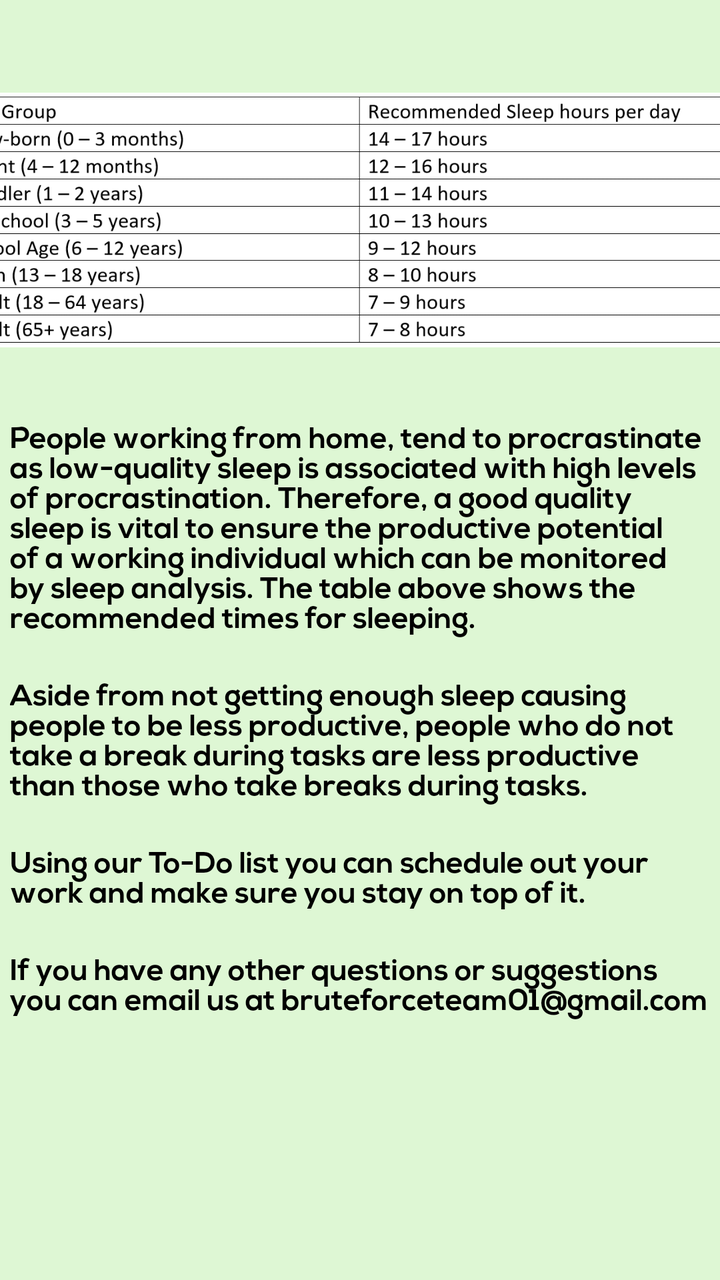
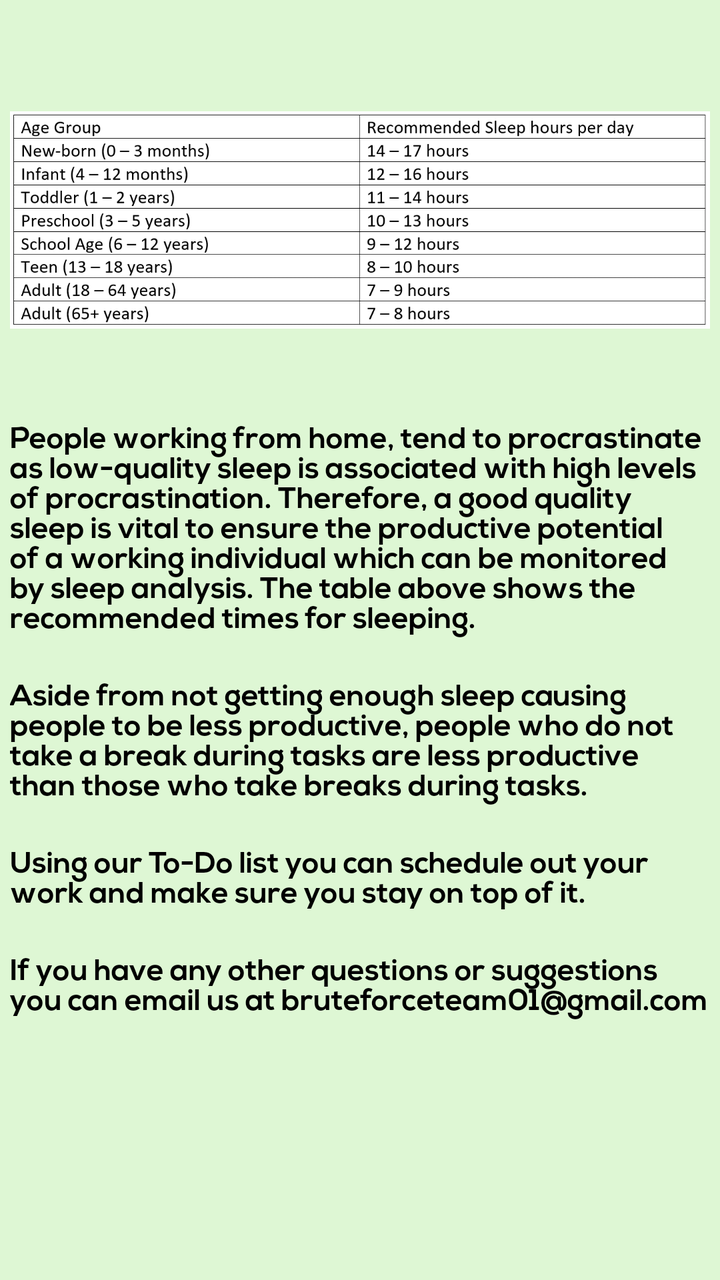

Compare the two renders of this Android layout. The source of the first and the diff that turns it into the second are given below.
<!-- AndroidManifest.xml: activity theme Theme.Silva.NoActionBar -->
<!-- res/layout/fragment_info.xml -->
<?xml version="1.0" encoding="utf-8"?>
<RelativeLayout xmlns:android="http://schemas.android.com/apk/res/android"
    xmlns:tools="http://schemas.android.com/tools"
    android:layout_width="match_parent"
    android:layout_height="match_parent"
    android:background="#DEF7D4"
    tools:context=".InfoFragment">

    
    <LinearLayout
        android:gravity="top"
        android:layout_width="match_parent"
        android:layout_height="match_parent"
        android:orientation="vertical">

        <ImageView
            android:layout_width="410dp"
            android:layout_height="200dp"
            android:layout_gravity="center"
            android:layout_marginTop="10dp"
            android:src="@drawable/table">
        </ImageView>

        <TextView
            android:layout_width="350dp"
            android:layout_height="wrap_content"
            android:layout_gravity="center"
            android:layout_marginTop="0dp"
            android:text="People working from home, tend to procrastinate as low-quality sleep is associated with high levels of procrastination. Therefore, a good quality sleep is vital to ensure the productive potential of a working individual which can be monitored by sleep analysis. The table above shows the recommended times for sleeping."
            android:textColor="@color/black"
            android:textSize="15sp"
            android:fontFamily="@font/nexa_bold">
        </TextView>

        <TextView
            android:layout_width="350dp"
            android:layout_height="wrap_content"
            android:layout_gravity="center"
            android:layout_marginTop="20dp"
            android:text="Aside from not getting enough sleep causing people to be less productive, people who do not take a break during tasks are less productive than those who take breaks during tasks. "
            android:textColor="@color/black"
            android:fontFamily="@font/nexa_bold"
            android:textSize="15sp">
        </TextView>

        <TextView
            android:layout_width="350dp"
            android:layout_height="wrap_content"
            android:layout_gravity="center"
            android:layout_marginTop="20dp"
            android:text="Using our To-Do list you can schedule out your work and make sure you stay on top of it."
            android:textColor="@color/black"
            android:fontFamily="@font/nexa_bold"
            android:textSize="15sp">
        </TextView>

        <TextView
            android:layout_width="350dp"
            android:layout_height="wrap_content"
            android:layout_gravity="center"
            android:layout_marginTop="20dp"
            android:text="If you have any other questions or suggestions you can email us at bruteforceteam01@gmail.com
"
            android:textColor="@color/black"
            android:fontFamily="@font/nexa_bold"
            android:textSize="15sp">
        </TextView>

    </LinearLayout>




</RelativeLayout>
<!-- resources referenced by this layout -->
<resources>
  <color name="black">#FF000000</color>
  <!-- drawable table: png bitmap (drawable, 52896 bytes) -->
  <style name="Theme.Silva.NoActionBar">
          <item name="windowActionBar">false</item>
          <item name="windowNoTitle">true</item>
      </style>
</resources>

<!-- the commit's change to res/layout/fragment_info.xml (unified diff, before → after) -->
@@ -14,7 +14,7 @@
         android:orientation="vertical">
 
         <ImageView
-            android:layout_width="410dp"
+            android:layout_width="350dp"
             android:layout_height="200dp"
             android:layout_gravity="center"
             android:layout_marginTop="10dp"
